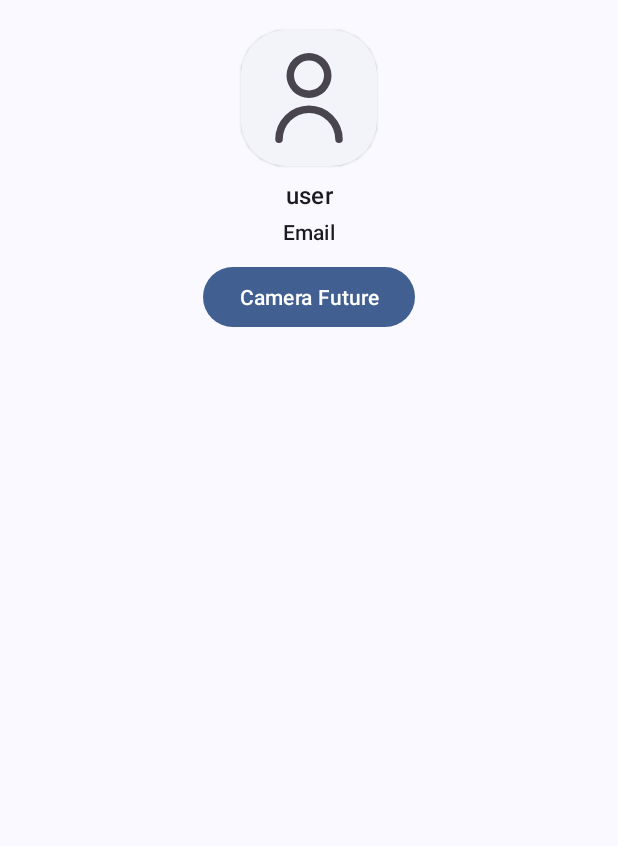
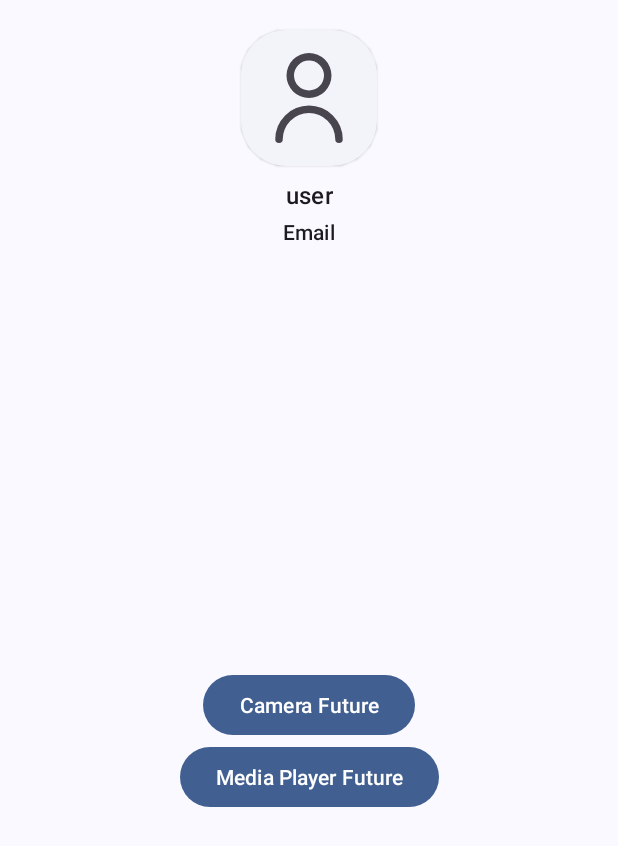
Before and after one commit to jeelbhensadadiya/MyToDo, an Android app: the fragment ProfileFragment placed in its activity, on a phone screen of 412 x 824 dp. Shown: the top 846 px of the screen. Run offline under Robolectric (Android 15) with nearby library versions, the phone set to English and light mode, and no system bars; our stand-ins replace Dagger/Hilt's generated code, navigation-ui.

Commit message:
Implement Media3 ExoPlayer Library

```diff
--- a/app/src/main/java/com/jeelpatel/mytodo/ui/view/fragments/ProfileFragment.kt
+++ b/app/src/main/java/com/jeelpatel/mytodo/ui/view/fragments/ProfileFragment.kt
@@ -31,6 +31,10 @@ class ProfileFragment : Fragment() {
             findNavController().navigate(ProfileFragmentDirections.actionProfileFragmentToCameraFragment())
         }
 
+        binding.mediaPlayerButtonBtn.setOnClickListener {
+            findNavController().navigate(ProfileFragmentDirections.actionProfileFragmentToMediaListFragment())
+        }
+
     }
 
 
--- /dev/null
+++ b/app/src/main/res/drawable/pause_24.xml
@@ -0,0 +1 @@
+<vector xmlns:android="http://schemas.android.com/apk/res/android" android:width="24dp" android:height="24dp" android:viewportWidth="24" android:viewportHeight="24" android:tint="?attr/colorControlNormal"><path android:fillColor="@android:color/white" android:pathData="M6.5,0A3.5,3.5,0,0,0,3,3.5v17a3.5,3.5,0,0,0,7,0V3.5A3.5,3.5,0,0,0,6.5,0ZM8,20.5a1.5,1.5,0,0,1-3,0V3.5a1.5,1.5,0,0,1,3,0Z"/><path android:fillColor="@android:color/white" android:pathData="M17.5,0A3.5,3.5,0,0,0,14,3.5v17a3.5,3.5,0,0,0,7,0V3.5A3.5,3.5,0,0,0,17.5,0ZM19,20.5a1.5,1.5,0,0,1-3,0V3.5a1.5,1.5,0,0,1,3,0Z"/></vector>
--- /dev/null
+++ b/app/src/main/res/drawable/play_24.xml
@@ -0,0 +1 @@
+<vector xmlns:android="http://schemas.android.com/apk/res/android" android:width="24dp" android:height="24dp" android:viewportWidth="24" android:viewportHeight="24" android:tint="?attr/colorControlNormal"><path android:fillColor="@android:color/white" android:pathData="M20.494,7.968l-9.54-7A5,5,0,0,0,3,5V19a5,5,0,0,0,7.957,4.031l9.54-7a5,5,0,0,0,0-8.064Zm-1.184,6.45-9.54,7A3,3,0,0,1,5,19V5A2.948,2.948,0,0,1,6.641,2.328,3.018,3.018,0,0,1,8.006,2a2.97,2.97,0,0,1,1.764.589l9.54,7a3,3,0,0,1,0,4.836Z"/></vector>
--- a/app/src/main/res/layout/fragment_camera.xml
+++ b/app/src/main/res/layout/fragment_camera.xml
@@ -4,7 +4,7 @@
     xmlns:tools="http://schemas.android.com/tools"
     android:layout_width="match_parent"
     android:layout_height="match_parent"
-    tools:context=".ui.view.fragments.CameraFragment">
+    tools:context=".ui.view.fragments.otherFutures.CameraFragment">
 
     <androidx.constraintlayout.widget.ConstraintLayout
         android:layout_width="match_parent"
--- a/app/src/main/res/layout/fragment_profile.xml
+++ b/app/src/main/res/layout/fragment_profile.xml
@@ -53,15 +53,29 @@
             app:layout_constraintStart_toStartOf="@+id/materialCardView"
             app:layout_constraintTop_toBottomOf="@+id/userNameTv" />
 
-        <com.google.android.material.button.MaterialButton
-            android:id="@+id/cameraButtonBtn"
+        <LinearLayout
             android:layout_width="wrap_content"
             android:layout_height="wrap_content"
-            android:layout_marginTop="10dp"
-            android:text="Camera Future"
+            android:gravity="center"
+            android:orientation="vertical"
+            app:layout_constraintBottom_toBottomOf="parent"
             app:layout_constraintEnd_toEndOf="parent"
             app:layout_constraintStart_toStartOf="parent"
-            app:layout_constraintTop_toBottomOf="@+id/userIdTv" />
+            app:layout_constraintTop_toBottomOf="@+id/userIdTv">
+
+            <com.google.android.material.button.MaterialButton
+                android:id="@+id/cameraButtonBtn"
+                android:layout_width="wrap_content"
+                android:layout_height="wrap_content"
+                android:text="Camera Future" />
+
+            <com.google.android.material.button.MaterialButton
+                android:id="@+id/mediaPlayerButtonBtn"
+                android:layout_width="wrap_content"
+                android:layout_height="wrap_content"
+                android:text="Media Player Future" />
+
+        </LinearLayout>
 
     </androidx.constraintlayout.widget.ConstraintLayout>
 
--- a/app/src/main/res/navigation/main_graph.xml
+++ b/app/src/main/res/navigation/main_graph.xml
@@ -87,11 +87,28 @@
         <action
             android:id="@+id/action_profileFragment_to_cameraFragment"
             app:destination="@id/cameraFragment" />
+        <action
+            android:id="@+id/action_profileFragment_to_mediaListFragment"
+            app:destination="@id/mediaListFragment" />
     </fragment>
     <fragment
         android:id="@+id/cameraFragment"
-        android:name="com.jeelpatel.mytodo.ui.view.fragments.CameraFragment"
+        android:name="com.jeelpatel.mytodo.ui.view.fragments.otherFutures.CameraFragment"
         android:label="fragment_camera"
         tools:layout="@layout/fragment_camera" />
+    <fragment
+        android:id="@+id/mediaListFragment"
+        android:name="com.jeelpatel.mytodo.ui.view.fragments.otherFutures.MediaListFragment"
+        android:label="fragment_media_list"
+        tools:layout="@layout/fragment_media_list" >
+        <action
+            android:id="@+id/action_mediaListFragment_to_videoPlayerFragment"
+            app:destination="@id/videoPlayerFragment" />
+    </fragment>
+    <fragment
+        android:id="@+id/videoPlayerFragment"
+        android:name="com.jeelpatel.mytodo.ui.view.fragments.otherFutures.VideoPlayerFragment"
+        android:label="fragment_video_player"
+        tools:layout="@layout/fragment_video_player" />
 
 </navigation>
```
Also changed, not shown: app/build.gradle.kts (+7 -0 lines), app/src/main/java/com/jeelpatel/mytodo/ui/view/fragments/otherFutures/CameraFragment.kt (renamed from app/src/main/java/com/jeelpatel/mytodo/ui/view/fragments/CameraFragment.kt, +3 -4 lines), app/src/main/java/com/jeelpatel/mytodo/ui/view/fragments/otherFutures/MediaListFragment.kt (added, +33 -0 lines), app/src/main/java/com/jeelpatel/mytodo/ui/view/fragments/otherFutures/VideoPlayerFragment.kt (added, +74 -0 lines), app/src/main/res/layout/fragment_media_list.xml (added, +22 -0 lines), app/src/main/res/layout/fragment_video_player.xml (added, +25 -0 lines).
